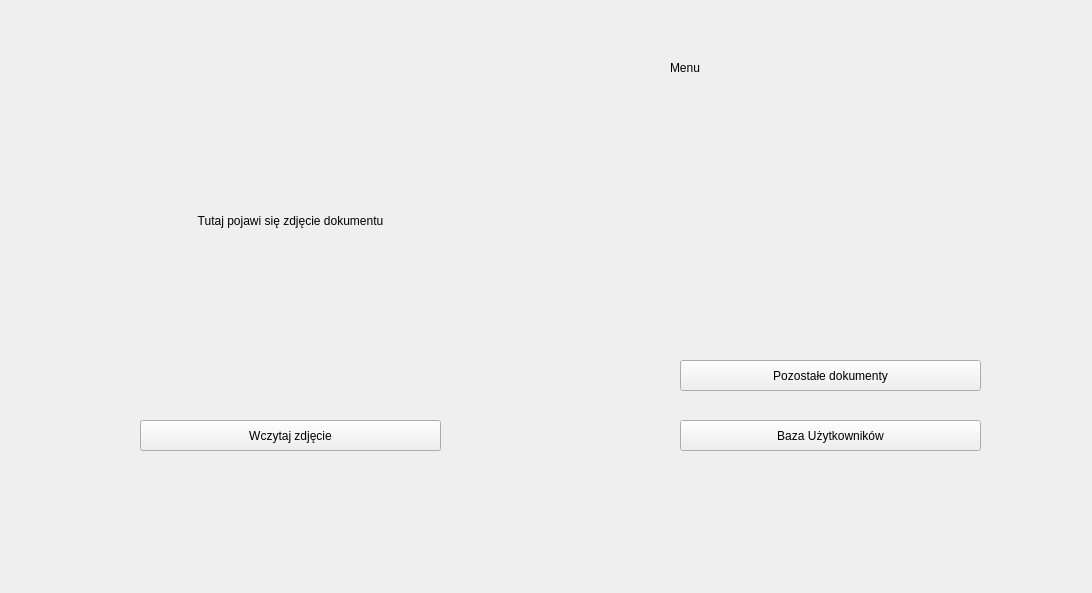
First picture: the form in form.ui, repository SnoxE/aipo-document-recognition, before the edit.
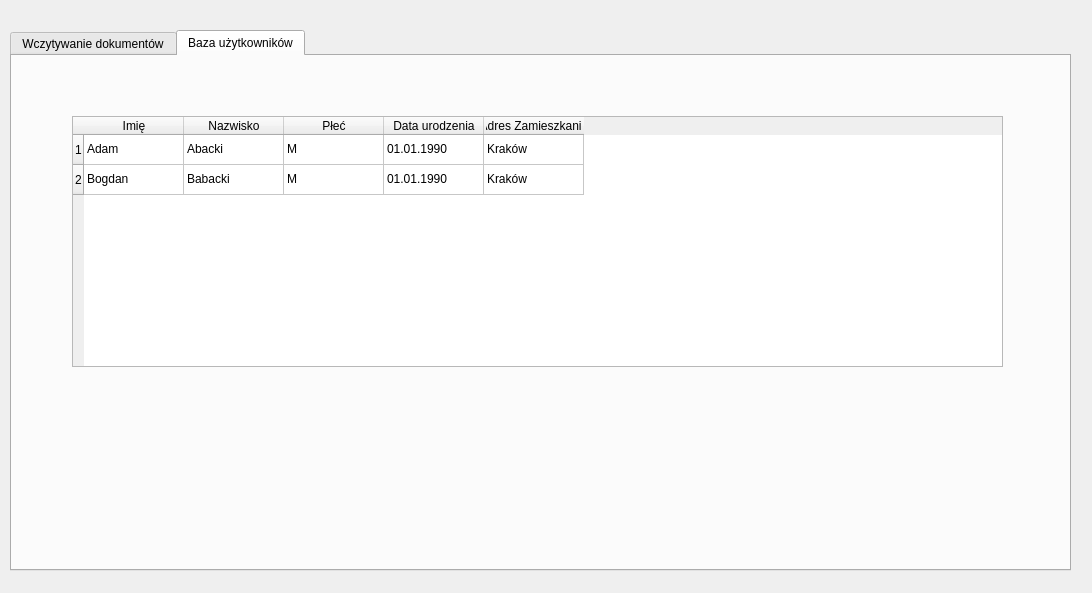
Second picture: the form after the edit. The open tabs and pages were chosen to show the change.

Commit message: Change the design of the upload photo form, add persons table

Diff of the .ui file:
```diff
--- a/form.ui
+++ b/form.ui
@@ -13,56 +13,33 @@
   <property name="windowTitle">
    <string>Widget</string>
   </property>
-  <widget class="QPushButton" name="uploadButton">
+  <widget class="QTabWidget" name="tabWidget">
    <property name="geometry">
     <rect>
-     <x>140</x>
-     <y>420</y>
-     <width>301</width>
-     <height>31</height>
+     <x>10</x>
+     <y>30</y>
+     <width>1061</width>
+     <height>541</height>
     </rect>
    </property>
-   <property name="text">
-    <string>Wczytaj zdjęcie</string>
+   <property name="currentIndex">
+    <number>0</number>
    </property>
-  </widget>
-  <widget class="QPushButton" name="pushButton_2">
-   <property name="geometry">
-    <rect>
-     <x>680</x>
-     <y>420</y>
-     <width>301</width>
-     <height>31</height>
-    </rect>
-   </property>
-   <property name="text">
-    <string>Baza Użytkowników</string>
-   </property>
-  </widget>
-  <widget class="QPushButton" name="pushButton_3">
-   <property name="geometry">
-    <rect>
-     <x>680</x>
-     <y>360</y>
-     <width>301</width>
-     <height>31</height>
-    </rect>
-   </property>
-   <property name="text">
-    <string>Pozostałe dokumenty</string>
-   </property>
-  </widget>
+   <widget class="QWidget" name="tab">
+    <attribute name="title">
+     <string>Wczytywanie dokumentów</string>
+    </attribute>
   <widget class="QLabel" name="photoField">
    <property name="geometry">
     <rect>
-     <x>70</x>
-     <y>70</y>
-     <width>441</width>
-     <height>301</height>
+       <x>40</x>
+       <y>100</y>
+       <width>421</width>
+       <height>271</height>
     </rect>
    </property>
    <property name="autoFillBackground">
-    <bool>true</bool>
+      <bool>false</bool>
    </property>
    <property name="text">
     <string>Tutaj pojawi się zdjęcie dokumentu</string>
@@ -74,21 +51,134 @@
     <set>Qt::AlignCenter</set>
    </property>
   </widget>
-  <widget class="QLabel" name="label_2">
+    <widget class="QWidget" name="verticalLayoutWidget">
    <property name="geometry">
     <rect>
-     <x>670</x>
+       <x>110</x>
+       <y>380</y>
+       <width>281</width>
+       <height>80</height>
+      </rect>
+     </property>
+     <layout class="QVBoxLayout" name="verticalLayout_2">
+      <item>
+       <widget class="QPushButton" name="uploadButton">
+        <property name="text">
+         <string>Wczytaj zdjęcie</string>
+        </property>
+       </widget>
+      </item>
+      <item>
+       <widget class="QPushButton" name="pushButton_3">
+        <property name="text">
+         <string>Wprowadź dane ręcznie</string>
+        </property>
+       </widget>
+      </item>
+     </layout>
+    </widget>
+   </widget>
+   <widget class="QWidget" name="tab_2">
+    <attribute name="title">
+     <string>Baza użytkowników</string>
+    </attribute>
+    <widget class="QTableWidget" name="usersTable">
+     <property name="geometry">
+      <rect>
+       <x>60</x>
      <y>60</y>
-     <width>181</width>
-     <height>16</height>
-    </rect>
-   </property>
+       <width>931</width>
+       <height>251</height>
+      </rect>
+     </property>
+     <property name="baseSize">
+      <size>
+       <width>0</width>
+       <height>0</height>
+      </size>
+     </property>
+     <property name="sortingEnabled">
+      <bool>false</bool>
+     </property>
+     <row/>
+     <row/>
+     <column>
    <property name="text">
-    <string>Menu</string>
-   </property>
-   <property name="buddy">
-    <cstring>label_2</cstring>
-   </property>
+       <string>Imię</string>
+      </property>
+     </column>
+     <column>
+      <property name="text">
+       <string>Nazwisko</string>
+      </property>
+     </column>
+     <column>
+      <property name="text">
+       <string>Płeć</string>
+      </property>
+     </column>
+     <column>
+      <property name="text">
+       <string>Data urodzenia</string>
+      </property>
+     </column>
+     <column>
+      <property name="text">
+       <string>Adres Zamieszkania</string>
+      </property>
+     </column>
+     <item row="0" column="0">
+      <property name="text">
+       <string>Adam</string>
+      </property>
+     </item>
+     <item row="0" column="1">
+      <property name="text">
+       <string>Abacki</string>
+      </property>
+     </item>
+     <item row="0" column="2">
+      <property name="text">
+       <string>M</string>
+      </property>
+     </item>
+     <item row="0" column="3">
+      <property name="text">
+       <string>01.01.1990</string>
+      </property>
+     </item>
+     <item row="0" column="4">
+      <property name="text">
+       <string>Kraków</string>
+      </property>
+     </item>
+     <item row="1" column="0">
+      <property name="text">
+       <string>Bogdan</string>
+      </property>
+     </item>
+     <item row="1" column="1">
+      <property name="text">
+       <string>Babacki</string>
+      </property>
+     </item>
+     <item row="1" column="2">
+      <property name="text">
+       <string>M</string>
+      </property>
+     </item>
+     <item row="1" column="3">
+      <property name="text">
+       <string>01.01.1990</string>
+      </property>
+     </item>
+     <item row="1" column="4">
+      <property name="text">
+       <string>Kraków</string>
+      </property>
+     </item>
+    </widget>
+   </widget>
   </widget>
  </widget>
  <resources/>
```
Lines whose indentation alone changed are shown as unchanged. The commit also changes 1 other file.
